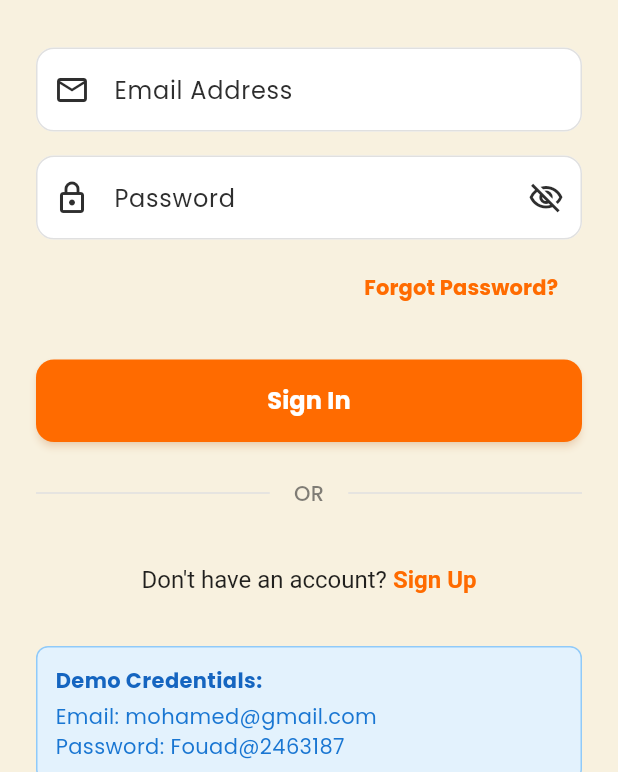
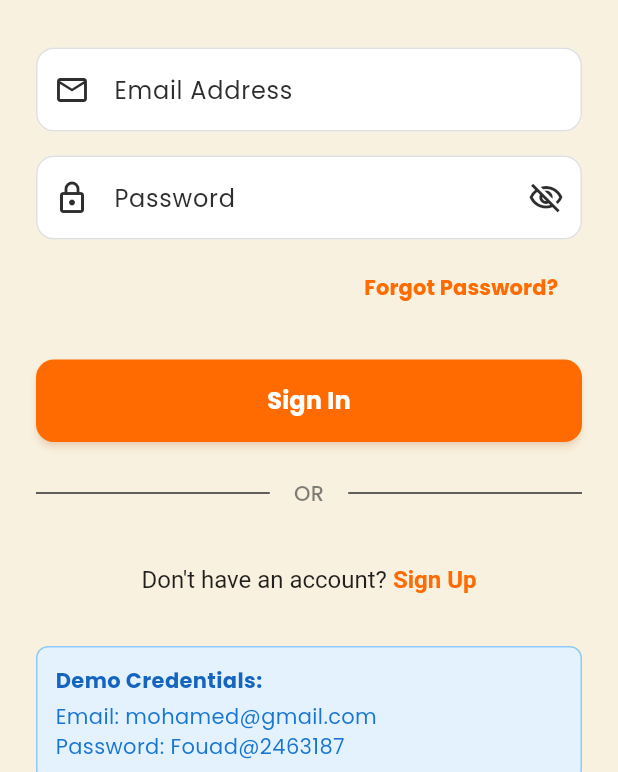
Before and after one commit to loda616/quick_bite, a Flutter app: the screen it shows after launch, on a phone screen of 412 x 824 dp, the part 464-1236 px from its top. Run offline on Flutter 3.47's test engine with Material 3 defaults, Android fonts, the phone set to English and light mode, and no system bars; our stand-ins replace dio, equatable, flutter_bloc, flutter_secure_storage, google_fonts, retrofit and 1 more; generated files the repository leaves out were written again; statements that could not run were skipped.

Commit message:
fix: replace remaining hardcoded colors with theme-aware alternatives
- Replace Colors.grey[200], Colors.grey[300], Colors.grey[500] with theme-aware colors
- Fix hardcoded Color(0x...) values in auth screens and settings
- Update cart item image and empty state with proper theme colors
- Fix food customizations and minimal food item card colors
- Update system navigation bar color to use AppTheme constants
- Ensure all UI components now properly adapt to light/dark themes

All hardcoded colors have been systematically replaced to ensure:
- Consistent theming across all screens and widgets
- Proper contrast ratios in both light and dark modes
- Better accessibility and user experience
- No visual artifacts when switching themes

Co-Authored-By: Khalid Omr <khalidomr805@gmail.com>

```diff
--- a/lib/presentation/screens/auth/login_screen.dart
+++ b/lib/presentation/screens/auth/login_screen.dart
@@ -95,7 +95,7 @@ class _LoginScreenState extends State<LoginScreen> {
                         return Container(
                           height: 150,
                           decoration: BoxDecoration(
-                            color: Colors.grey[200],
+                            color: Theme.of(context).colorScheme.surface.withOpacity(0.3),
                             borderRadius: BorderRadius.circular(12),
                           ),
                           child: const Icon(
@@ -111,10 +111,10 @@ class _LoginScreenState extends State<LoginScreen> {
                     // Welcome Text
                     Text(
                       l10n.welcomeBack,
-                      style: const TextStyle(
+                      style: TextStyle(
                         fontSize: 28,
                         fontWeight: FontWeight.bold,
-                        color: Color(0xFF2E2E2E),
+                        color: Theme.of(context).colorScheme.onSurface,
                       ),
                       textAlign: TextAlign.center,
                     ),
@@ -195,8 +195,8 @@ class _LoginScreenState extends State<LoginScreen> {
                         },
                         child: Text(
                           l10n.forgotPassword,
-                          style: const TextStyle(
-                            color: Color(0xFFFF6B00),
+                          style: TextStyle(
+                            color: Theme.of(context).colorScheme.primary,
                             fontWeight: FontWeight.w600,
                           ),
                         ),
@@ -235,7 +235,7 @@ class _LoginScreenState extends State<LoginScreen> {
                     // Divider
                     Row(
                       children: [
-                        Expanded(child: Divider(color: Colors.grey[300])),
+                        Expanded(child: Divider(color: Theme.of(context).dividerColor)),
                         Padding(
                           padding: const EdgeInsets.symmetric(horizontal: 16),
                           child: Text(
@@ -246,7 +246,7 @@ class _LoginScreenState extends State<LoginScreen> {
                             ),
                           ),
                         ),
-                        Expanded(child: Divider(color: Colors.grey[300])),
+                        Expanded(child: Divider(color: Theme.of(context).dividerColor)),
                       ],
                     ),
                     const SizedBox(height: 24),
@@ -267,8 +267,8 @@ class _LoginScreenState extends State<LoginScreen> {
                           children: [
                             TextSpan(
                               text: l10n.signUp,
-                              style: const TextStyle(
-                                color: Color(0xFFFF6B00),
+                              style: TextStyle(
+                                color: Theme.of(context).colorScheme.primary,
                                 fontWeight: FontWeight.bold,
                               ),
                             ),
--- a/lib/presentation/screens/auth/registration_screen.dart
+++ b/lib/presentation/screens/auth/registration_screen.dart
@@ -115,8 +115,8 @@ class _RegistrationScreenState extends State<RegistrationScreen> {
         return Scaffold(
           appBar: AppBar(
             title: Text(l10n.createAccount),
-            backgroundColor: const Color(0xFFf8f1df),
-            foregroundColor: AppTheme.accentColor,
+            backgroundColor: Theme.of(context).scaffoldBackgroundColor,
+            foregroundColor: Theme.of(context).colorScheme.onSurface,
             elevation: 0,
             leading: IconButton(
               icon: const Icon(Icons.arrow_back),
--- a/lib/presentation/screens/settings/settings_screen.dart
+++ b/lib/presentation/screens/settings/settings_screen.dart
@@ -320,10 +320,10 @@ class SettingsScreen extends StatelessWidget {
       context: context,
       applicationName: l10n.appTitle,
       applicationVersion: '1.0.0',
-      applicationIcon: const Icon(
+      applicationIcon: Icon(
         Icons.restaurant,
         size: 48,
-        color: Color(0xFFFF6B00),
+        color: Theme.of(context).colorScheme.primary,
       ),
       children: [
         Text(l10n.appTagline),
--- a/lib/presentation/view_models/cubit/theme_cubit.dart
+++ b/lib/presentation/view_models/cubit/theme_cubit.dart
@@ -90,7 +90,7 @@ class ThemeCubit extends Cubit<ThemeState> {
         statusBarColor: Colors.transparent,
         statusBarIconBrightness: isDarkMode ? Brightness.light : Brightness.dark,
         statusBarBrightness: isDarkMode ? Brightness.dark : Brightness.light,
-        systemNavigationBarColor: isDarkMode ? const Color(0xFF121212) : const Color(0xFFf8f1df),
+        systemNavigationBarColor: isDarkMode ? AppTheme.darkBackgroundColor : AppTheme.backgroundColor,
         systemNavigationBarIconBrightness: isDarkMode ? Brightness.light : Brightness.dark,
       ),
     );
--- a/lib/presentation/widgets/cart/cart_empty_state.dart
+++ b/lib/presentation/widgets/cart/cart_empty_state.dart
@@ -17,7 +17,7 @@ class CartEmptyState extends StatelessWidget {
           Icon(
             Icons.shopping_cart_outlined,
             size: 120,
-            color: Colors.grey[300],
+            color: Theme.of(context).colorScheme.onSurface.withOpacity(0.3),
           ),
           const SizedBox(height: 24),
           Text(
@@ -33,7 +33,7 @@ class CartEmptyState extends StatelessWidget {
             l10n.addDeliciousItems,
             style: TextStyle(
               fontSize: 16,
-              color: Colors.grey[500],
+              color: Theme.of(context).colorScheme.onSurface.withOpacity(0.5),
             ),
             textAlign: TextAlign.center,
           ),
--- a/lib/presentation/widgets/cart/cart_item_image.dart
+++ b/lib/presentation/widgets/cart/cart_item_image.dart
@@ -21,8 +21,8 @@ class CartItemImage extends StatelessWidget {
           return Container(
             width: 80,
             height: 80,
-            color: Colors.grey[300],
-            child: const Icon(Icons.restaurant, color: Colors.grey),
+            color: Theme.of(context).colorScheme.surface,
+            child: Icon(Icons.restaurant, color: Theme.of(context).colorScheme.onSurface.withOpacity(0.6)),
           );
         },
       ),
--- a/lib/presentation/widgets/food_details/food_customizations.dart
+++ b/lib/presentation/widgets/food_details/food_customizations.dart
@@ -47,7 +47,7 @@ class FoodCustomizations extends StatelessWidget {
                 fontWeight: isSelected ? FontWeight.bold : FontWeight.normal,
               ),
               side: BorderSide(
-                color: isSelected ? AppTheme.primaryColor : Colors.grey[300]!,
+                color: isSelected ? AppTheme.primaryColor : Theme.of(context).colorScheme.onSurface.withOpacity(0.3),
               ),
             );
           }).toList(),
--- a/lib/presentation/widgets/minimal_foodItem_card.dart
+++ b/lib/presentation/widgets/minimal_foodItem_card.dart
@@ -146,8 +146,8 @@ class MinimalFoodItemCard extends StatelessWidget {
                       theme.colorScheme.surface.withOpacity(0.8),
                     ]
                   : [
-                      Colors.grey[200]!,
-                      Colors.grey[300]!,
+                      theme.colorScheme.onSurface.withOpacity(0.2),
+                      theme.colorScheme.onSurface.withOpacity(0.3),
                     ],
             ),
           ),
```
